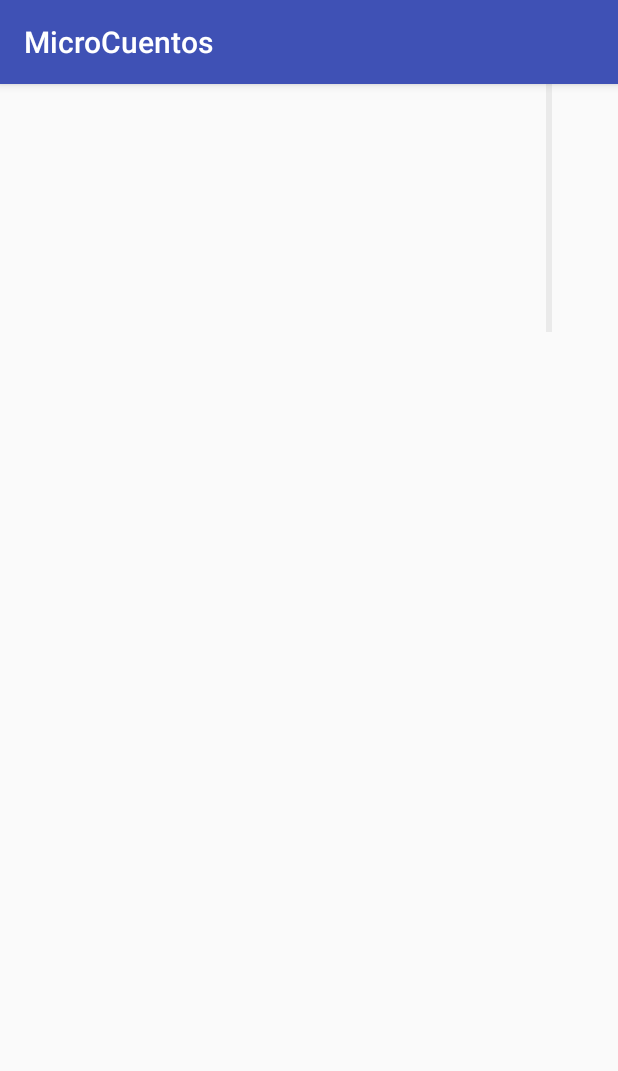
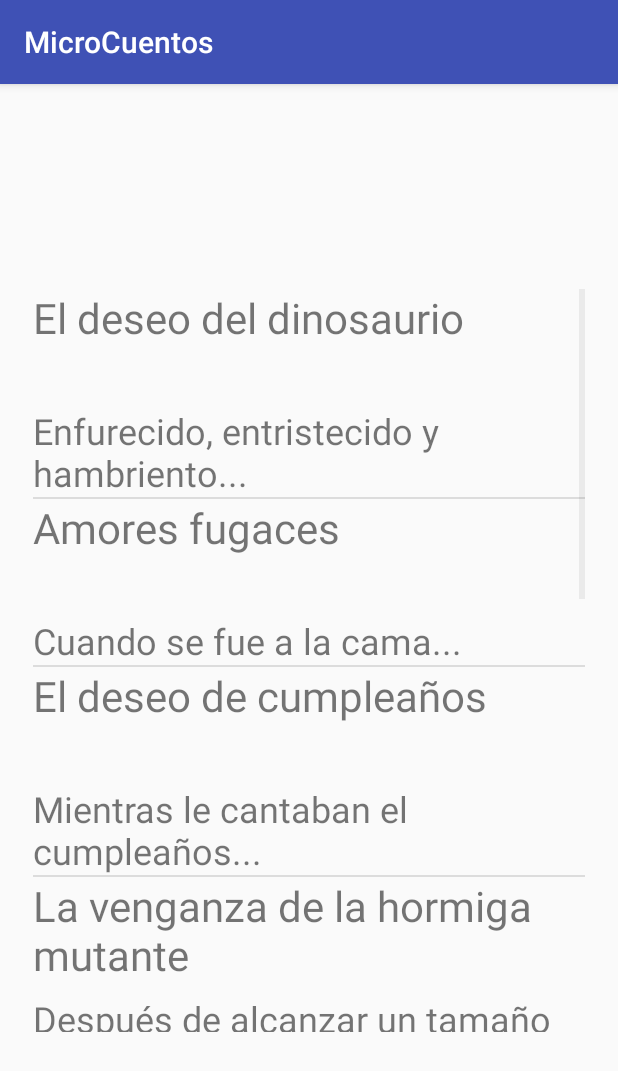
Before and after one commit to JavierPerezGithub/AppMicroCuentos, an Android app: the EligeCuentoActivity screen opened directly, with no data from a screen before it, on a phone screen of 412 x 824 dp. Shown: the top 1071 px of the screen. Run offline under Robolectric (Android 15) with nearby library versions, the phone set to English and light mode, and no system bars.

```diff
--- a/app/src/main/AndroidManifest.xml
+++ b/app/src/main/AndroidManifest.xml
@@ -16,7 +16,8 @@
                 <category android:name="android.intent.category.LAUNCHER" />
             </intent-filter>
         </activity>
-        <activity android:name=".EligeCuentoActivity"></activity>
+        <activity android:name=".EligeCuentoActivity" />
+        <activity android:name=".LeeCuentoActivity"></activity>
     </application>
 
 </manifest>
--- a/app/src/main/java/com/javi/appmicrocuentos/EligeCuentoActivity.java
+++ b/app/src/main/java/com/javi/appmicrocuentos/EligeCuentoActivity.java
@@ -1,5 +1,6 @@
 package com.javi.appmicrocuentos;
 
+import android.content.Intent;
 import android.support.v7.app.AppCompatActivity;
 import android.os.Bundle;
 import android.view.View;
@@ -22,8 +23,7 @@ public class EligeCuentoActivity extends AppCompatActivity {
         lv = (ListView)findViewById(R.id.idLista);
         nombre = getIntent().getStringExtra("nombre");
         cargarLista();
-
-        CuentoApapter la = new CuentoApapter(this, R.layout.activity_elige_cuento, lista);
+        CuentoApapter la = new CuentoApapter(this, R.layout.cuento_item, lista);
         lv.setAdapter(la);
         lv.setOnItemClickListener(new AdapterView.OnItemClickListener() {
 
@@ -31,6 +31,14 @@ public class EligeCuentoActivity extends AppCompatActivity {
             public void onItemClick(AdapterView<?> adapterView, View view,
                                     int i, long id) {
                 Cuento itemSel = (Cuento) adapterView.getItemAtPosition(i);
+                String titulo = itemSel.getTitulo();
+                String texto = itemSel.getTexto();
+
+                Intent intent = new Intent(EligeCuentoActivity.this, LeeCuentoActivity.class);
+                intent.putExtra("nombre",nombre);
+                intent.putExtra("titulo",titulo);
+                intent.putExtra("texto",texto);
+                startActivity(intent);
 
             }
         });
@@ -39,7 +47,10 @@ public class EligeCuentoActivity extends AppCompatActivity {
 
         lista = new ArrayList<Cuento>();
         lista.add(new Cuento("El deseo del dinosaurio","Enfurecido, entristecido y hambriento..."
-                , "Enfurecido, entristecido y hambriento, porque el T-Rex le había robado la presa que había casado, %s el velociraptor, al ver una estrella fugaz surcar los cielos en dirección a la tierra,  deseó, lleno de odio, que el mundo se acabara y que todos se extinguieran."));
+                , "Enfurecido, entristecido y hambriento, porque el T-Rex le había robado la presa" +
+                " que había casado, %s el velociraptor, al ver una estrella fugaz surcar los cielos" +
+                " en dirección a la tierra,  deseó, lleno de odio, que el mundo se acabara y que" +
+                " todos se extinguieran."));
         lista.add(new Cuento("Amores fugaces","Cuando se fue a la cama...","Cuando %s se fue a la cama, " +
                 "a pesar de haber tenido una día largo y complicado, recordó la efímera sonrisa " +
                 "que le dedicó aquel desconocido que se cruzó en su camino y, olvidándose de " +
@@ -49,5 +60,35 @@ public class EligeCuentoActivity extends AppCompatActivity {
                         " en pedir su deseo con todas sus fuerzas y, cuando finalmente " +
                         "sopló las velitas, de la nada, se materializó un pony rosado que" +
                         " cayó sobre el pastel, salpicando a todos los presentes."));
-    }
+        lista.add(new Cuento("La venganza de la hormiga mutante","Después de alcanzar un tamaño" +
+                        " gigantesco...","Después de alcanzar un tamaño gigantesco, por meterse" +
+                        " en un barril de desecho toxicos, lo primero que hizo %s, la no-tan pequeña" +
+                        " hormiguita, fue dirigirse a la primera ciudad que vio a lo lejos," +
+                        " para  aplastar, con su nuevo gigantesco pie, los edificios y casas de" +
+                        " los humanos, tal como uno de ellos había hecho con su hormiguero, hace" +
+                        " mucho tiempo, en el bosque donde vivía."));
+        lista.add(new Cuento("El escritor vampiro","A lo que los primeros rayos...","A lo que los" +
+                " primeros rayos de sol empezaban a asomarse por la ventana, %s guardaba todo su" +
+                " trabajo y caía, rendido, hasta el anochecer; momento en el cual despertaba con" +
+                " los dedos y las ideas listas para escribir toda la noche."));
+        lista.add(new Cuento("La nube","Cuando se asomó por la ventanilla...","Cuando %s se" +
+                        " asomó por la ventanilla del avión vio, horrorizado, cómo todas sus" +
+                        " fotos y videos privados estaban flotando en  las nubes. Aterrado," +
+                        " cerró la ventanilla y miró a su alrededor; afortunadamente, nadie" +
+                        " más las vio, todos los demás pasajeros estaban durmiendo. Sin embargo," +
+                        " ya estaba decidido, tan pronto aterrizaran iba a eliminar el respaldo" +
+                        " de su computadora que había subido a la nube."));
+        lista.add(new Cuento("Amor griego, fuego griego","Frustrada consigo misma...","%s," +
+                        " frustrada consigo misma, después que lo abofeteó, sintió en la" +
+                        " palma de su mano el placentero ardor producido por el fuego que" +
+                        " nunca dejó de sentir cada vez que lo tocaba."));
+        lista.add(new Cuento("El mochilero","‘Todo es tan diferente’ pensó...","‘Todo es tan " +
+                        "diferente’ pensó %s  cuando regresó de su viaje, a pesar de que nada" +
+                        " hubiera cambiado durante el año y medio que estuvo recorriendo el mundo."));
+        lista.add(new Cuento("El invierno eterno","Justo cuando empezó a pensar ...","Justo cuando" +
+                " empezó a pensar que el invierno nunca acabaría, se percató de que, entre la" +
+                " gruesa capa de nieve que cubría su jardín de rosas, un pequeñísimo pimpollo" +
+                " comenzaba a abrirse camino."));
+    };
+
 }
--- a/app/src/main/java/com/javi/appmicrocuentos/InicioActivity.java
+++ b/app/src/main/java/com/javi/appmicrocuentos/InicioActivity.java
@@ -21,10 +21,9 @@ EditText nombre;
         if(nombre.getText().length()==0){
             Toast.makeText(this, getResources().getString(R.string.nombreVacio), Toast.LENGTH_LONG).show();
         }else{
-            Intent intent = new Intent(this,EligeCuentoActivity.class);
+            Intent intent = new Intent(InicioActivity.this,EligeCuentoActivity.class);
             intent.putExtra("nombre",nombre.getText().toString());
             startActivity(intent);
-
         }
     }
 }
--- a/app/src/main/res/layout/activity_elige_cuento.xml
+++ b/app/src/main/res/layout/activity_elige_cuento.xml
@@ -10,6 +10,12 @@
         android:id="@+id/idLista"
         android:layout_width="368dp"
         android:layout_height="495dp"
-        tools:layout_editor_absoluteX="8dp"
-        tools:layout_editor_absoluteY="8dp" />
+        android:layout_marginLeft="0dp"
+        app:layout_constraintLeft_toLeftOf="parent"
+        android:layout_marginRight="0dp"
+        app:layout_constraintRight_toRightOf="parent"
+        app:layout_constraintBottom_toBottomOf="parent"
+        android:layout_marginBottom="0dp"
+        app:layout_constraintTop_toTopOf="parent"
+        android:layout_marginTop="0dp" />
 </android.support.constraint.ConstraintLayout>
--- a/app/src/main/res/layout/cuento_item.xml
+++ b/app/src/main/res/layout/cuento_item.xml
@@ -7,11 +7,13 @@
     <TextView
         android:id="@+id/tvTitulo"
         android:layout_width="match_parent"
+        android:textSize="28dp"
         android:layout_height="78dp" />
 
     <TextView
         android:id="@+id/tvAvance"
         android:layout_width="match_parent"
+        android:textSize="24dp"
         android:layout_height="wrap_content"
         android:layout_weight="0.07" />
 
```
Also changed, not shown: app/src/main/java/com/javi/appmicrocuentos/LeeCuentoActivity.java (added, +26 -0 lines), app/src/main/res/layout/activity_lee_cuento.xml (added, +38 -0 lines).
